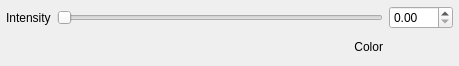
Old version of the form Source/VoxRender/Interface/ambientlightwidget.ui in the repository nagyistoce/voxrender.
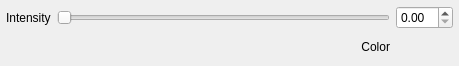
New version of the form.

What changed in the file:
```diff
--- a/Source/VoxRender/Interface/ambientlightwidget.ui
+++ b/Source/VoxRender/Interface/ambientlightwidget.ui
@@ -41,7 +41,10 @@
         <string/>
        </property>
        <property name="maximum">
-        <double>100.000000000000000</double>
+        <double>10.000000000000000</double>
+       </property>
+       <property name="singleStep">
+        <double>0.100000000000000</double>
        </property>
       </widget>
      </item>
```
